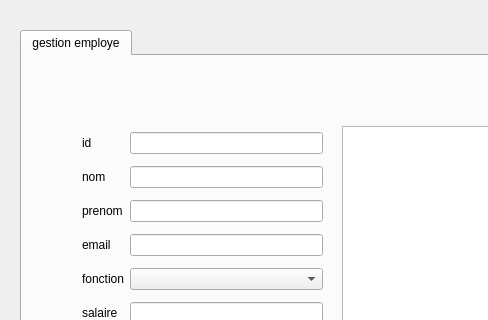
Old version of the form mainwindow.ui in the repository firastourki99/smartgarage; both pictures show x 0 to 488 and y 0 to 320 of the 975 by 716 pixel window.
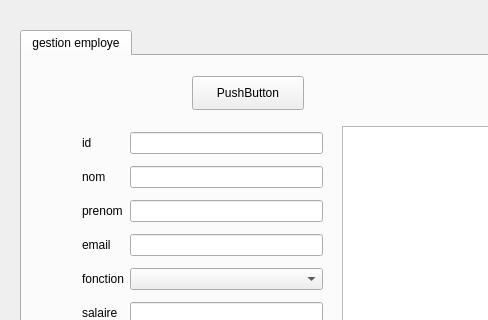
New version of the form.

```diff
--- a/mainwindow.ui
+++ b/mainwindow.ui
@@ -268,6 +268,19 @@
        </item>
       </layout>
      </widget>
+     <widget class="QPushButton" name="pushButton_2">
+      <property name="geometry">
+       <rect>
+        <x>170</x>
+        <y>20</y>
+        <width>112</width>
+        <height>34</height>
+       </rect>
+      </property>
+      <property name="text">
+       <string>PushButton</string>
+      </property>
+     </widget>
     </widget>
    </widget>
   </widget>
```
